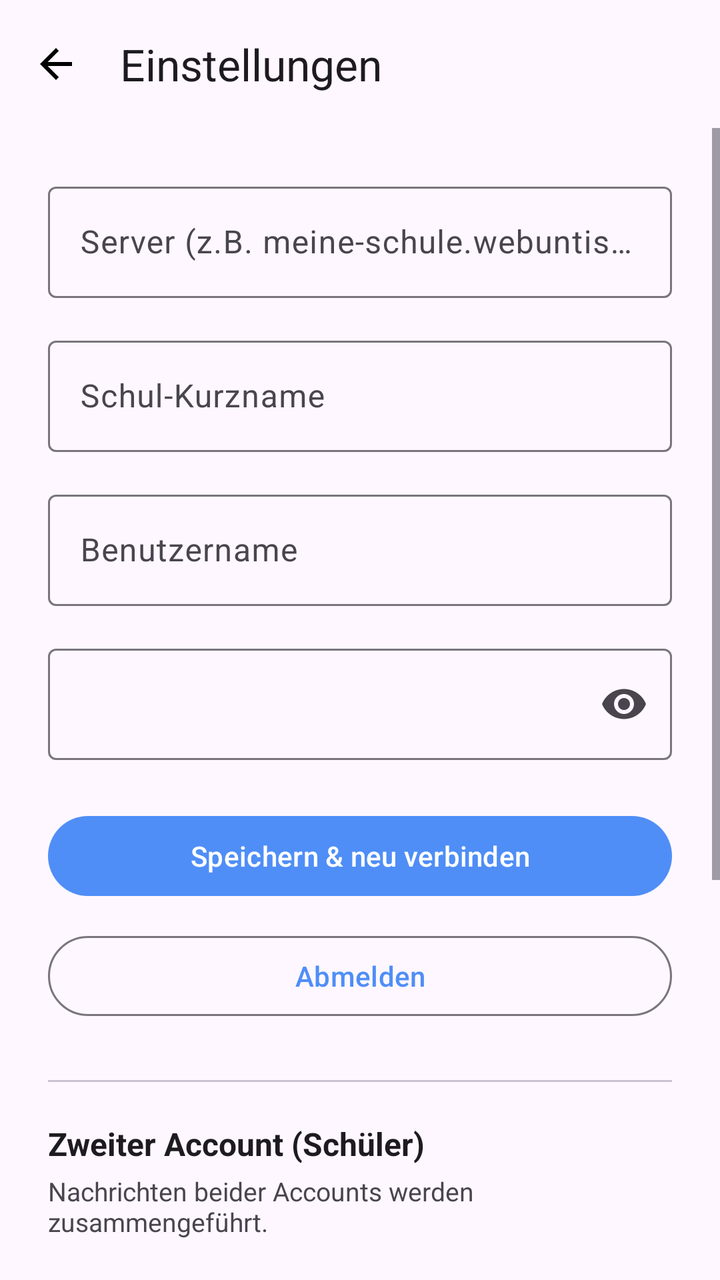
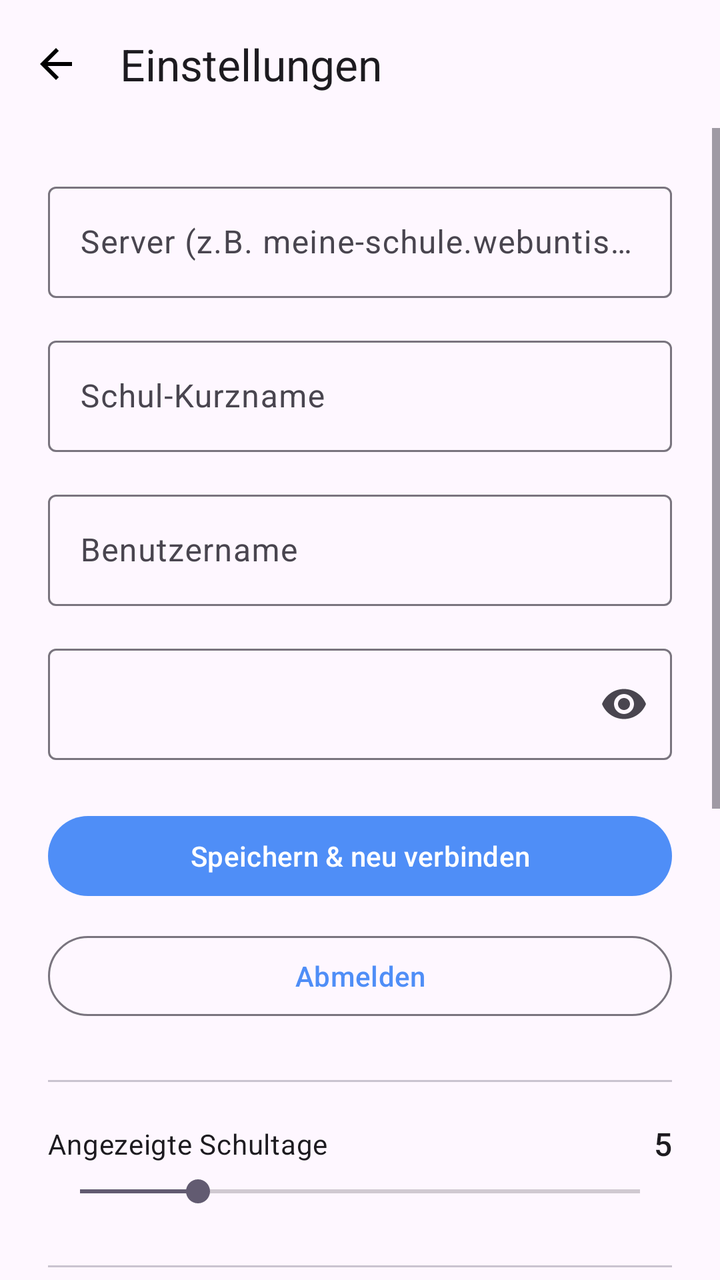

Before-and-after screenshots of an Android layout around one commit, followed by the original layout XML and the change that was made.
<!-- AndroidManifest.xml: application theme Theme.WebUntis -->
<!-- res/layout/fragment_settings.xml -->
<?xml version="1.0" encoding="utf-8"?>
<LinearLayout xmlns:android="http://schemas.android.com/apk/res/android"
    xmlns:app="http://schemas.android.com/apk/res-auto"
    android:layout_width="match_parent"
    android:layout_height="match_parent"
    android:orientation="vertical"
    android:background="?attr/colorSurface">

    <com.google.android.material.appbar.AppBarLayout
        android:layout_width="match_parent"
        android:layout_height="wrap_content">
        <com.google.android.material.appbar.MaterialToolbar
            android:id="@+id/toolbar"
            android:layout_width="match_parent"
            android:layout_height="?attr/actionBarSize"
            app:title="@string/nav_settings"
            app:navigationIcon="@drawable/ic_back" />
    </com.google.android.material.appbar.AppBarLayout>

    <ScrollView
        android:layout_width="match_parent"
        android:layout_height="0dp"
        android:layout_weight="1">

        <LinearLayout
            android:layout_width="match_parent"
            android:layout_height="wrap_content"
            android:orientation="vertical"
            android:padding="24dp">

            <com.google.android.material.textfield.TextInputLayout
                android:layout_width="match_parent"
                android:layout_height="wrap_content"
                android:layout_marginBottom="16dp"
                style="@style/Widget.Material3.TextInputLayout.OutlinedBox"
                android:hint="@string/login_server_hint">
                <com.google.android.material.textfield.TextInputEditText
                    android:id="@+id/input_server"
                    android:layout_width="match_parent"
                    android:layout_height="wrap_content"
                    android:inputType="textUri"
                    android:imeOptions="actionNext" />
            </com.google.android.material.textfield.TextInputLayout>

            <com.google.android.material.textfield.TextInputLayout
                android:layout_width="match_parent"
                android:layout_height="wrap_content"
                android:layout_marginBottom="16dp"
                style="@style/Widget.Material3.TextInputLayout.OutlinedBox"
                android:hint="@string/login_schoolname_hint">
                <com.google.android.material.textfield.TextInputEditText
                    android:id="@+id/input_schoolname"
                    android:layout_width="match_parent"
                    android:layout_height="wrap_content"
                    android:inputType="text"
                    android:imeOptions="actionNext" />
            </com.google.android.material.textfield.TextInputLayout>

            <com.google.android.material.textfield.TextInputLayout
                android:layout_width="match_parent"
                android:layout_height="wrap_content"
                android:layout_marginBottom="16dp"
                style="@style/Widget.Material3.TextInputLayout.OutlinedBox"
                android:hint="@string/login_username_hint">
                <com.google.android.material.textfield.TextInputEditText
                    android:id="@+id/input_username"
                    android:layout_width="match_parent"
                    android:layout_height="wrap_content"
                    android:inputType="textEmailAddress"
                    android:imeOptions="actionNext" />
            </com.google.android.material.textfield.TextInputLayout>

            <com.google.android.material.textfield.TextInputLayout
                android:layout_width="match_parent"
                android:layout_height="wrap_content"
                android:layout_marginBottom="24dp"
                style="@style/Widget.Material3.TextInputLayout.OutlinedBox"
                app:endIconMode="password_toggle">
                <com.google.android.material.textfield.TextInputEditText
                    android:id="@+id/input_password"
                    android:layout_width="match_parent"
                    android:layout_height="wrap_content"
                    android:inputType="textPassword"
                    android:imeOptions="actionDone" />
            </com.google.android.material.textfield.TextInputLayout>

            <ProgressBar
                android:id="@+id/progress_bar"
                android:layout_width="wrap_content"
                android:layout_height="wrap_content"
                android:layout_gravity="center"
                android:layout_marginBottom="16dp"
                android:visibility="gone" />

            <TextView
                android:id="@+id/status_text"
                android:layout_width="match_parent"
                android:layout_height="wrap_content"
                android:layout_marginBottom="16dp"
                android:textSize="14sp"
                android:textColor="?attr/colorError"
                android:visibility="gone" />

            <com.google.android.material.button.MaterialButton
                android:id="@+id/btn_save"
                android:layout_width="match_parent"
                android:layout_height="wrap_content"
                android:layout_marginBottom="12dp"
                android:text="@string/settings_save_button" />

            <com.google.android.material.button.MaterialButton
                android:id="@+id/btn_logout"
                style="@style/Widget.Material3.Button.OutlinedButton"
                android:layout_width="match_parent"
                android:layout_height="wrap_content"
                android:text="@string/settings_logout_button" />

            
            <View
                android:layout_width="match_parent"
                android:layout_height="1dp"
                android:layout_marginTop="28dp"
                android:layout_marginBottom="20dp"
                android:background="?attr/colorOutlineVariant" />

            <TextView
                android:layout_width="match_parent"
                android:layout_height="wrap_content"
                android:layout_marginBottom="4dp"
                android:text="Zweiter Account (Schüler)"
                android:textSize="16sp"
                android:textStyle="bold"
                android:textColor="?attr/colorOnSurface" />

            <TextView
                android:layout_width="match_parent"
                android:layout_height="wrap_content"
                android:layout_marginBottom="16dp"
                android:text="Nachrichten beider Accounts werden zusammengeführt."
                android:textSize="13sp"
                android:textColor="?attr/colorOnSurfaceVariant" />

            <com.google.android.material.textfield.TextInputLayout
                android:layout_width="match_parent"
                android:layout_height="wrap_content"
                android:layout_marginBottom="16dp"
                style="@style/Widget.Material3.TextInputLayout.OutlinedBox"
                android:hint="Bezeichnung (z. B. Simon)">
                <com.google.android.material.textfield.TextInputEditText
                    android:id="@+id/input_second_label"
                    android:layout_width="match_parent"
                    android:layout_height="wrap_content"
                    android:inputType="text"
                    android:imeOptions="actionNext" />
            </com.google.android.material.textfield.TextInputLayout>

            <com.google.android.material.textfield.TextInputLayout
                android:layout_width="match_parent"
                android:layout_height="wrap_content"
                android:layout_marginBottom="16dp"
                style="@style/Widget.Material3.TextInputLayout.OutlinedBox"
                android:hint="Benutzername (Schüler)">
                <com.google.android.material.textfield.TextInputEditText
                    android:id="@+id/input_second_username"
                    android:layout_width="match_parent"
                    android:layout_height="wrap_content"
                    android:inputType="textEmailAddress"
                    android:imeOptions="actionNext" />
            </com.google.android.material.textfield.TextInputLayout>

            <com.google.android.material.textfield.TextInputLayout
                android:layout_width="match_parent"
                android:layout_height="wrap_content"
                android:layout_marginBottom="16dp"
                style="@style/Widget.Material3.TextInputLayout.OutlinedBox"
                app:endIconMode="password_toggle"
                android:hint="Passwort (Schüler)">
                <com.google.android.material.textfield.TextInputEditText
                    android:id="@+id/input_second_password"
                    android:layout_width="match_parent"
                    android:layout_height="wrap_content"
                    android:inputType="textPassword"
                    android:imeOptions="actionDone" />
            </com.google.android.material.textfield.TextInputLayout>

            <com.google.android.material.button.MaterialButton
                android:id="@+id/btn_save_second"
                android:layout_width="match_parent"
                android:layout_height="wrap_content"
                android:layout_marginBottom="8dp"
                android:text="Zweiten Account speichern" />

            <com.google.android.material.button.MaterialButton
                android:id="@+id/btn_remove_second"
                style="@style/Widget.Material3.Button.OutlinedButton"
                android:layout_width="match_parent"
                android:layout_height="wrap_content"
                android:layout_marginBottom="8dp"
                android:text="Zweiten Account entfernen"
                android:visibility="gone" />

            <TextView
                android:id="@+id/status_second"
                android:layout_width="match_parent"
                android:layout_height="wrap_content"
                android:layout_marginBottom="8dp"
                android:textSize="13sp"
                android:textColor="?attr/colorPrimary"
                android:visibility="gone" />

        </LinearLayout>
    </ScrollView>

</LinearLayout>
<!-- resources referenced by this layout -->
<resources>
  <!-- drawable ic_back (drawable) -->
  <?xml version="1.0" encoding="utf-8"?>
  <vector xmlns:android="http://schemas.android.com/apk/res/android"
      android:width="24dp" android:height="24dp"
      android:viewportWidth="24" android:viewportHeight="24">
      <path android:fillColor="#FF000000"
          android:pathData="M20,11H7.83l5.59,-5.59L12,4l-8,8 8,8 1.41,-1.41L7.83,13H20v-2z"/>
  </vector>
  <string name="login_schoolname_hint">Schul-Kurzname</string>
  <string name="login_server_hint">Server (z.B. meine-schule.webuntis.com)</string>
  <string name="login_username_hint">Benutzername</string>
  <string name="nav_settings">Einstellungen</string>
  <string name="settings_logout_button">Abmelden</string>
  <string name="settings_save_button">Speichern &amp; neu verbinden</string>
  <style name="Theme.WebUntis" parent="Theme.Material3.DayNight.NoActionBar">
          <item name="colorPrimary">@color/primary</item>
          <item name="colorPrimaryVariant">@color/primary_variant</item>
          <item name="colorOnPrimary">@color/on_primary</item>
          <item name="android:statusBarColor">?attr/colorSurface</item>
          <item name="android:navigationBarColor">?attr/colorSurface</item>
          <item name="android:windowLightStatusBar">true</item>
      </style>
  <color name="primary">#4F8EF7</color>
  <color name="primary_variant">#6C63FF</color>
  <color name="on_primary">#FFFFFF</color>
</resources>

<!-- the commit's change to res/layout/fragment_settings.xml (unified diff, before → after) -->
@@ -123,11 +123,51 @@
                 android:layout_marginBottom="20dp"
                 android:background="?attr/colorOutlineVariant" />
 
+            <LinearLayout
+                android:layout_width="match_parent"
+                android:layout_height="wrap_content"
+                android:orientation="horizontal"
+                android:gravity="center_vertical"
+                android:layout_marginBottom="4dp">
+
+                <TextView
+                    android:layout_width="0dp"
+                    android:layout_height="wrap_content"
+                    android:layout_weight="1"
+                    android:text="@string/settings_timetable_days_label"
+                    android:textAppearance="?attr/textAppearanceBodyMedium" />
+
+                <TextView
+                    android:id="@+id/text_timetable_days_value"
+                    android:layout_width="32dp"
+                    android:layout_height="wrap_content"
+                    android:gravity="end"
+                    android:textAppearance="?attr/textAppearanceTitleMedium"
+                    android:text="5" />
+
+            </LinearLayout>
+
+            <SeekBar
+                android:id="@+id/seeker_timetable_days"
+                android:layout_width="match_parent"
+                android:layout_height="wrap_content"
+                android:layout_marginBottom="24dp"
+                android:max="19"
+                android:progress="4" />
+
+            
+            <View
+                android:layout_width="match_parent"
+                android:layout_height="1dp"
+                android:layout_marginTop="4dp"
+                android:layout_marginBottom="20dp"
+                android:background="?attr/colorOutlineVariant" />
+
             <TextView
                 android:layout_width="match_parent"
                 android:layout_height="wrap_content"
                 android:layout_marginBottom="4dp"
-                android:text="Zweiter Account (Schüler)"
+                android:text="@string/settings_second_account_title"
                 android:textSize="16sp"
                 android:textStyle="bold"
                 android:textColor="?attr/colorOnSurface" />
@@ -136,7 +176,7 @@
                 android:layout_width="match_parent"
                 android:layout_height="wrap_content"
                 android:layout_marginBottom="16dp"
-                android:text="Nachrichten beider Accounts werden zusammengeführt."
+                android:text="@string/settings_second_account_notice"
                 android:textSize="13sp"
                 android:textColor="?attr/colorOnSurfaceVariant" />
 
@@ -145,7 +185,7 @@
                 android:layout_height="wrap_content"
                 android:layout_marginBottom="16dp"
                 style="@style/Widget.Material3.TextInputLayout.OutlinedBox"
-                android:hint="Bezeichnung (z. B. Simon)">
+                android:hint="@string/settings_second_label_hint">
                 <com.google.android.material.textfield.TextInputEditText
                     android:id="@+id/input_second_label"
                     android:layout_width="match_parent"
@@ -159,7 +199,7 @@
                 android:layout_height="wrap_content"
                 android:layout_marginBottom="16dp"
                 style="@style/Widget.Material3.TextInputLayout.OutlinedBox"
-                android:hint="Benutzername (Schüler)">
+                android:hint="@string/settings_second_username_hint">
                 <com.google.android.material.textfield.TextInputEditText
                     android:id="@+id/input_second_username"
                     android:layout_width="match_parent"
@@ -174,7 +214,7 @@
                 android:layout_marginBottom="16dp"
                 style="@style/Widget.Material3.TextInputLayout.OutlinedBox"
                 app:endIconMode="password_toggle"
-                android:hint="Passwort (Schüler)">
+                android:hint="@string/settings_second_password_hint">
                 <com.google.android.material.textfield.TextInputEditText
                     android:id="@+id/input_second_password"
                     android:layout_width="match_parent"
@@ -188,7 +228,7 @@
                 android:layout_width="match_parent"
                 android:layout_height="wrap_content"
                 android:layout_marginBottom="8dp"
-                android:text="Zweiten Account speichern" />
+                android:text="@string/settings_second_save_button" />
 
             <com.google.android.material.button.MaterialButton
                 android:id="@+id/btn_remove_second"
@@ -196,7 +236,7 @@
                 android:layout_width="match_parent"
                 android:layout_height="wrap_content"
                 android:layout_marginBottom="8dp"
-                android:text="Zweiten Account entfernen"
+                android:text="@string/settings_second_remove_button"
                 android:visibility="gone" />
 
             <TextView
<!-- resource entries referenced after the edit -->
@@ -14,6 +14,14 @@
   <string name="nav_settings">Einstellungen</string>
   <string name="settings_logout_button">Abmelden</string>
   <string name="settings_save_button">Speichern &amp; neu verbinden</string>
+  <string name="settings_second_account_notice">Nachrichten beider Accounts werden zusammengeführt.</string>
+  <string name="settings_second_account_title">Zweiter Account (Schüler)</string>
+  <string name="settings_second_label_hint">Bezeichnung (z. B. Simon)</string>
+  <string name="settings_second_password_hint">Passwort (Schüler)</string>
+  <string name="settings_second_remove_button">Zweiten Account entfernen</string>
+  <string name="settings_second_save_button">Zweiten Account speichern</string>
+  <string name="settings_second_username_hint">Benutzername (Schüler)</string>
+  <string name="settings_timetable_days_label">Angezeigte Schultage</string>
   <style name="Theme.WebUntis" parent="Theme.Material3.DayNight.NoActionBar">
           <item name="colorPrimary">@color/primary</item>
           <item name="colorPrimaryVariant">@color/primary_variant</item>
